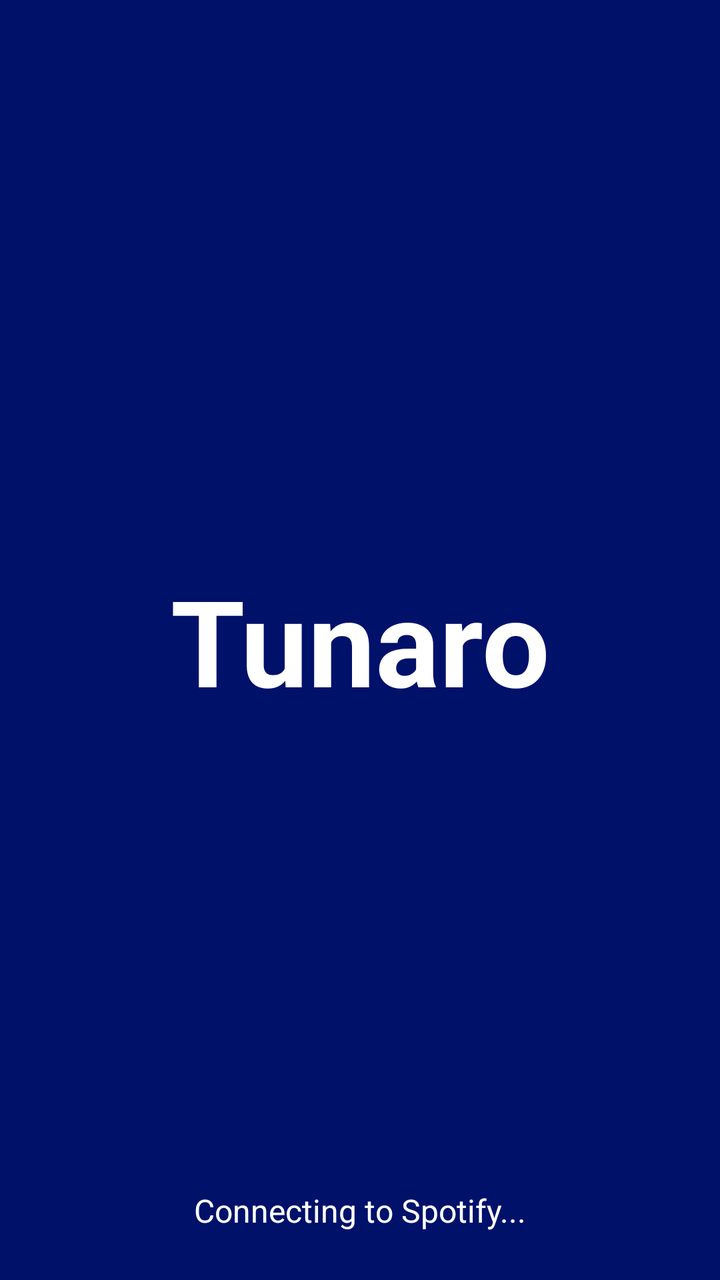
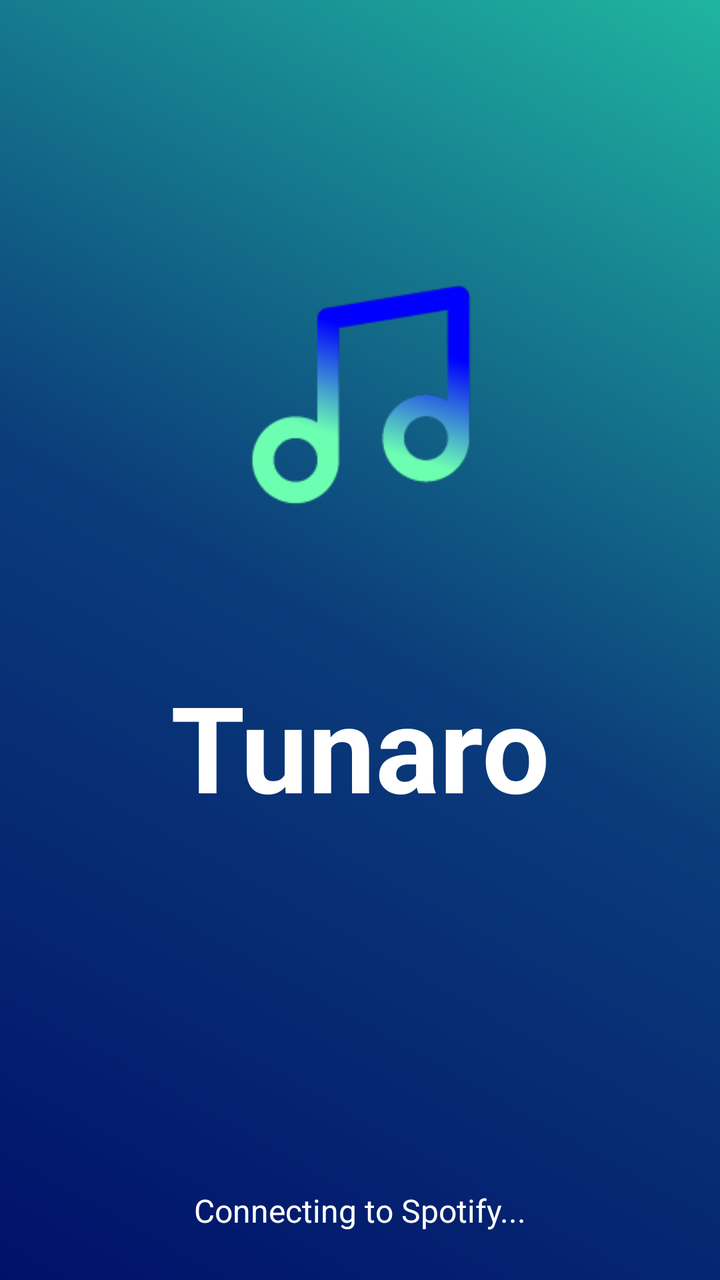

The first picture is an Android layout as it rendered before a commit; the second is the same layout after the commit. The layout source and the unified diff follow.
<!-- AndroidManifest.xml: application theme Theme.Tunaro -->
<!-- res/layout/activity_main_splash.xml -->
<?xml version="1.0" encoding="utf-8"?>
<androidx.constraintlayout.widget.ConstraintLayout xmlns:android="http://schemas.android.com/apk/res/android"
    xmlns:app="http://schemas.android.com/apk/res-auto"
    xmlns:tools="http://schemas.android.com/tools"
    android:layout_width="match_parent"
    android:layout_height="match_parent"
    android:background="@color/dark_blue"
    tools:context=".activites.MainActivity">

    <TextView
        android:id="@+id/app_name_text"
        android:layout_width="wrap_content"
        android:layout_height="wrap_content"
        android:text="@string/app_name"
        android:textColor="@color/white"
        android:textSize="60sp"
        android:textStyle="bold"
        app:layout_constraintBottom_toBottomOf="parent"
        app:layout_constraintEnd_toEndOf="parent"
        app:layout_constraintStart_toStartOf="parent"
        app:layout_constraintTop_toTopOf="parent" />

    <ProgressBar
        android:layout_width="wrap_content"
        android:layout_height="wrap_content"
        android:layout_marginTop="32dp"
        app:layout_constraintEnd_toEndOf="parent"
        app:layout_constraintStart_toStartOf="parent"
        app:layout_constraintTop_toBottomOf="@+id/app_name_text" />

    <TextView
        android:layout_width="wrap_content"
        android:layout_height="wrap_content"
        android:layout_marginBottom="24dp"
        android:text="Connecting to Spotify..."
        android:textColor="@color/white"
        android:textSize="16sp"
        app:layout_constraintBottom_toBottomOf="parent"
        app:layout_constraintEnd_toEndOf="parent"
        app:layout_constraintStart_toStartOf="parent" />

</androidx.constraintlayout.widget.ConstraintLayout>
<!-- resources referenced by this layout -->
<resources>
  <color name="dark_blue">#00116A</color>
  <color name="white">#FFFFFFFF</color>
  <string name="app_name" translatable="false">Tunaro</string>
  <style name="Theme.Tunaro" parent="Theme.MaterialComponents.DayNight.NoActionBar">
          
          <item name="colorPrimary">@color/purple_200</item>
          <item name="colorPrimaryVariant">@color/purple_700</item>
          <item name="colorOnPrimary">@color/black</item>
          
          <item name="colorSecondary">@color/teal_200</item>
          <item name="colorSecondaryVariant">@color/teal_200</item>
          <item name="colorOnSecondary">@color/black</item>
          
          <item name="android:statusBarColor">?attr/colorPrimaryVariant</item>
          
          <item name="android:windowTranslucentNavigation">false</item>
          <item name="android:navigationBarColor">@color/transparent_black</item>
          <item name="android:windowTranslucentStatus">true</item>
      </style>
  <color name="purple_200">#FFBB86FC</color>
  <color name="purple_700">#FF3700B3</color>
  <color name="black">#FF000000</color>
  <color name="teal_200">#FF03DAC5</color>
  <color name="transparent_black">#80000000</color>
</resources>

<!-- the commit's change to res/layout/activity_main_splash.xml (unified diff, before → after) -->
@@ -2,23 +2,41 @@
 <androidx.constraintlayout.widget.ConstraintLayout xmlns:android="http://schemas.android.com/apk/res/android"
     xmlns:app="http://schemas.android.com/apk/res-auto"
     xmlns:tools="http://schemas.android.com/tools"
+    android:id="@+id/splash_root"
     android:layout_width="match_parent"
     android:layout_height="match_parent"
-    android:background="@color/dark_blue"
+    android:background="@drawable/splash_background_gradient"
     tools:context=".activites.MainActivity">
+
+    
+    <ImageView
+        android:id="@+id/app_icon_image"
+        android:layout_width="0dp"
+        android:layout_height="0dp"
+        android:adjustViewBounds="true"
+        android:contentDescription="@string/app_name"
+        android:scaleType="fitCenter"
+        android:src="@mipmap/ic_launcher_foreground"
+        app:layout_constraintDimensionRatio="1:1"
+        app:layout_constraintHeight_percent="0.4"
+        app:layout_constraintEnd_toEndOf="parent"
+        app:layout_constraintStart_toStartOf="parent"
+        app:layout_constraintTop_toTopOf="parent"
+        app:layout_constraintBottom_toBottomOf="parent"
+        app:layout_constraintVertical_bias="0.18" />
 
     <TextView
         android:id="@+id/app_name_text"
         android:layout_width="wrap_content"
         android:layout_height="wrap_content"
+        android:layout_marginTop="8dp"
         android:text="@string/app_name"
         android:textColor="@color/white"
         android:textSize="60sp"
         android:textStyle="bold"
-        app:layout_constraintBottom_toBottomOf="parent"
         app:layout_constraintEnd_toEndOf="parent"
         app:layout_constraintStart_toStartOf="parent"
-        app:layout_constraintTop_toTopOf="parent" />
+        app:layout_constraintTop_toBottomOf="@+id/app_icon_image" />
 
     <ProgressBar
         android:layout_width="wrap_content"
<!-- resource entries referenced after the edit -->
@@ -1,7 +1,17 @@
 <!-- resources referenced by this layout -->
 <resources>
-  <color name="dark_blue">#00116A</color>
   <color name="white">#FFFFFFFF</color>
+  <!-- drawable splash_background_gradient (drawable) -->
+  <?xml version="1.0" encoding="utf-8"?>
+  <shape xmlns:android="http://schemas.android.com/apk/res/android">
+      <gradient
+          android:angle="45"
+          android:startColor="@color/splash_gradient_start"
+          android:centerColor="@color/splash_gradient_center"
+          android:endColor="@color/splash_gradient_end"
+          android:type="linear" />
+  </shape>
+  <!-- mipmap ic_launcher_foreground: webp bitmap (mipmap-hdpi, 2688 bytes) -->
   <string name="app_name" translatable="false">Tunaro</string>
   <style name="Theme.Tunaro" parent="Theme.MaterialComponents.DayNight.NoActionBar">
           
@@ -19,6 +29,9 @@
           <item name="android:navigationBarColor">@color/transparent_black</item>
           <item name="android:windowTranslucentStatus">true</item>
       </style>
+  <color name="splash_gradient_start">#00116A</color>
+  <color name="splash_gradient_center">#0B3C7A</color>
+  <color name="splash_gradient_end">#1FB5A0</color>
   <color name="purple_200">#FFBB86FC</color>
   <color name="purple_700">#FF3700B3</color>
   <color name="black">#FF000000</color>
